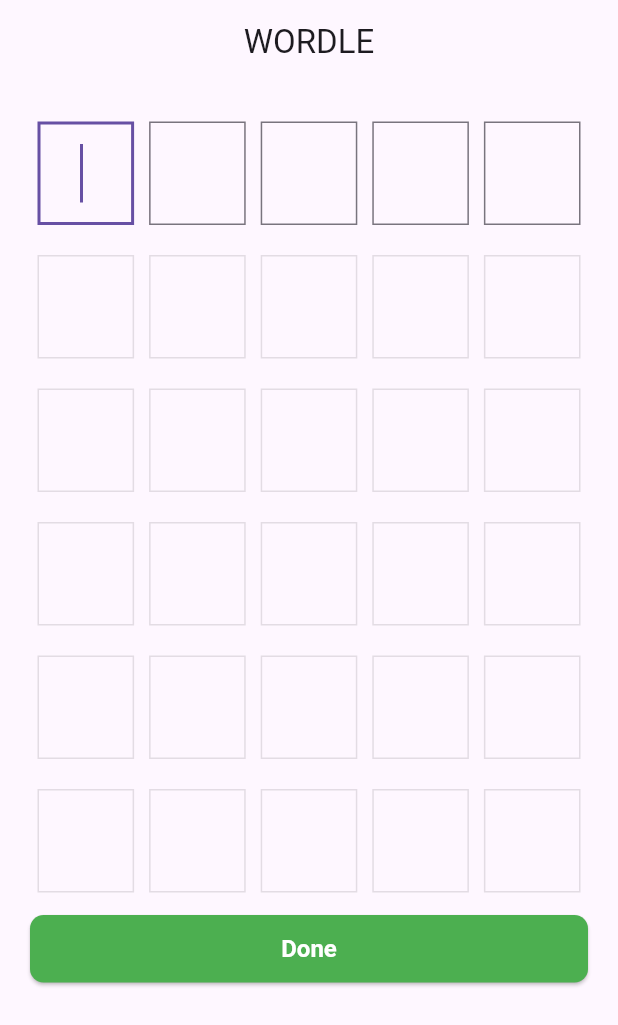
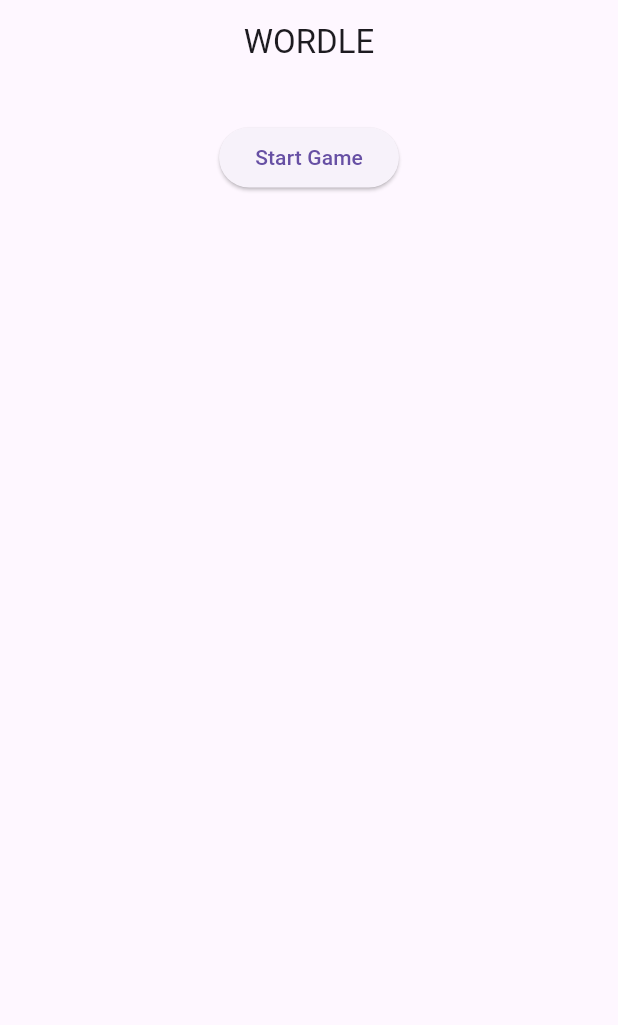
Before and after one commit to sagar1025/flutter_wordle, a Flutter app: the screen it shows after launch, on a phone screen of 412 x 824 dp. Shown: the top 1025 px of the screen. Run offline on Flutter 3.47's test engine with Material 3 defaults, Android fonts, the light colour scheme and no system bars.

Commit message:
add navigation and hints

```diff
--- /dev/null
+++ b/lib/game_menu.dart
@@ -0,0 +1,27 @@
+import 'package:flutter/material.dart';
+
+class GameMenu extends StatelessWidget {
+  const GameMenu({super.key});
+
+  @override
+  Widget build(BuildContext context) {
+
+    return Scaffold(
+      resizeToAvoidBottomInset: false,
+      appBar: AppBar(title: Center(child: Text("WORDLE"))),
+      body: Center(
+        child: Column(
+          children: [
+            const SizedBox(height: 25),
+            ElevatedButton(
+              onPressed: () {
+                Navigator.pushNamed(context, '/start');
+              },
+              child: Text('Start Game'),
+            ),
+          ],
+        ),
+      ),
+    );
+  }
+}
--- a/lib/main.dart
+++ b/lib/main.dart
@@ -1,23 +1,23 @@
 import 'package:flutter/material.dart';
-import 'package:flutter_wordle/form_grid_row.dart';
+import 'package:flutter_wordle/grid_main.dart';
+import 'package:flutter_wordle/game_menu.dart';
 
 void main() {
   runApp(
     MaterialApp(
-      home: Scaffold(
-        resizeToAvoidBottomInset: false, //prevents the app from resizing when keyboard is open/closed.
-        appBar: AppBar(title: Center(child: Text("WORDLE"))),
-        body: GridRowColumn(),
+      home: Navigator(
+        initialRoute: '/',
+        onGenerateRoute: (settings) {
+          switch (settings.name) {
+            case '/':
+              return MaterialPageRoute(builder: (_) => GameMenu());
+            case '/start':
+              return MaterialPageRoute(builder: (_) => GridMain());
+            default:
+              return MaterialPageRoute(builder: (_) => GameMenu());
+          }
+        },
       ),
     ),
   );
 }
-
-class GridRowColumn extends StatelessWidget {
-  const GridRowColumn({super.key});
-
-  @override
-  Widget build(context) {
-    return FormGridRow();
-  }
-}
```
Also changed, not shown: lib/form_grid_row.dart (+46 -13 lines), lib/grid_item.dart (+13 -3 lines), lib/grid_main.dart (added, +17 -0 lines).
